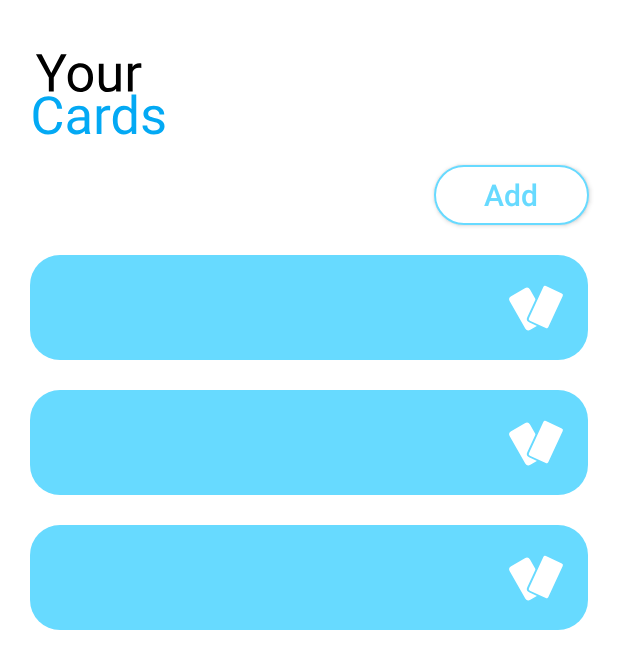
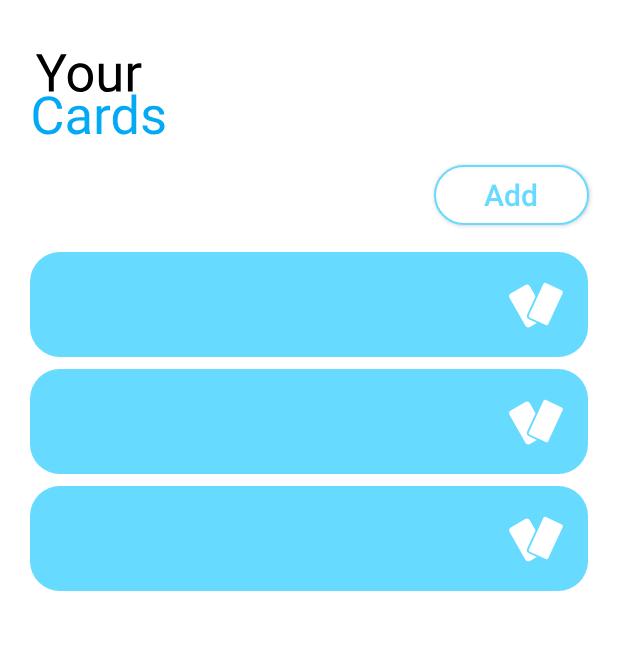
Before and after one commit to Kobietka/Your-Cards, an Android app: the layout fragment_main.xml on its own in the app's theme, with its tools: preview values and no code run, on a phone screen of 412 x 824 dp. Shown: the top 669 px of the screen. Run offline under Robolectric (Android 15) with nearby library versions, the phone set to English and light mode, and no system bars.

Commit message:
Changes in layouts

```diff
--- a/app/src/main/res/layout/entry_list.xml
+++ b/app/src/main/res/layout/entry_list.xml
@@ -3,7 +3,9 @@
     xmlns:android="http://schemas.android.com/apk/res/android"
     android:orientation="horizontal" android:layout_width="match_parent"
     android:layout_height="70dp"
-    android:layout_margin="10dp"
+    android:layout_marginStart="10dp"
+    android:layout_marginEnd="10dp"
+    android:layout_marginTop="8dp"
     android:background="@drawable/entry_list_background">
 
 
--- a/app/src/main/res/layout/fragment_main.xml
+++ b/app/src/main/res/layout/fragment_main.xml
@@ -10,7 +10,8 @@
 
     <RelativeLayout
         android:layout_width="match_parent"
-        android:layout_height="match_parent">
+        android:layout_height="match_parent"
+        android:descendantFocusability="blocksDescendants">
 
         <ImageView
             android:id="@+id/text_your_cards"
--- a/app/src/main/res/layout/fragment_play.xml
+++ b/app/src/main/res/layout/fragment_play.xml
@@ -116,8 +116,11 @@
             android:layout_width="wrap_content"
             android:layout_height="wrap_content"
             android:hint="Write answer here"
+            android:maxLines="1"
+            android:maxLength="40"
+            android:inputType="text"
             android:id="@+id/play_enter_word"
-            android:imeOptions="actionGo"
+            android:imeOptions="actionDone"
             android:layout_centerHorizontal="true"
             android:layout_centerVertical="true"
             android:textSize="25sp"
```
Also changed, not shown: app/src/main/res/layout/fragment_add_list.xml (+4 -3 lines).
